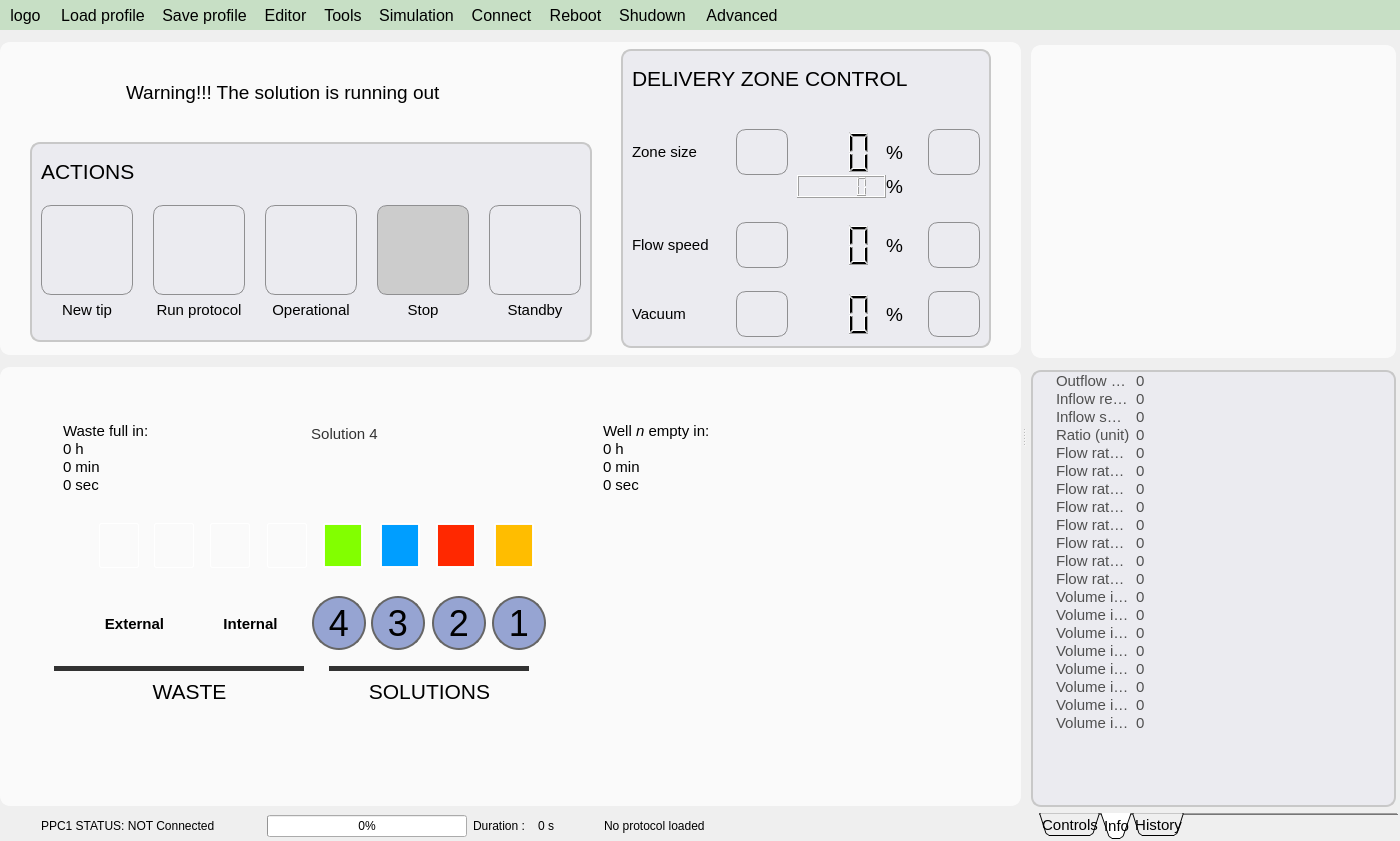
bellonemauro/Labonatip2.0, file apps/Lab-on-a-tip/Lab-on-a-tip.ui: the form before one commit.
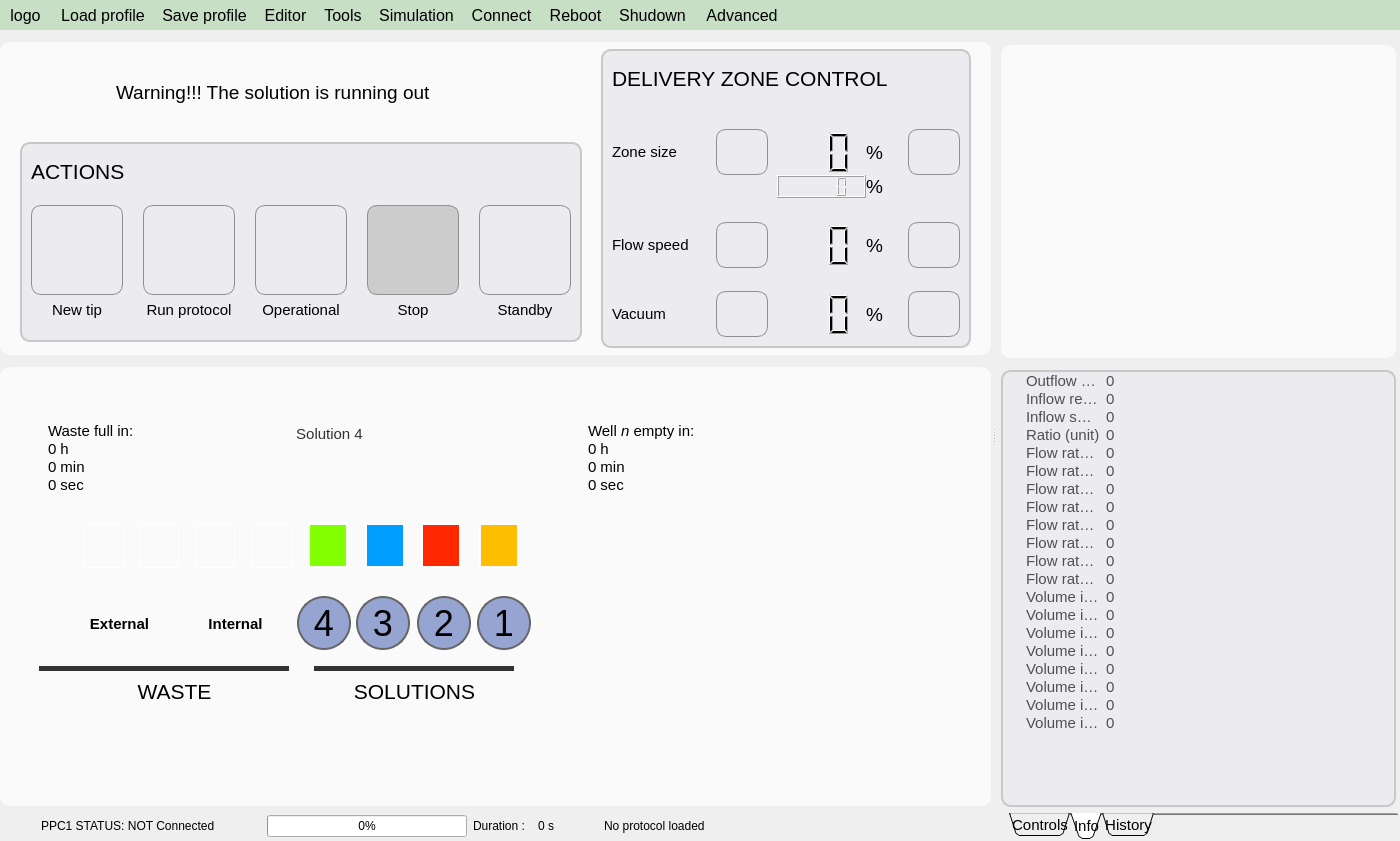
The form after the commit. The open tabs and pages were chosen to show the change. Icons and pictures are not drawn.

```diff
--- a/apps/Lab-on-a-tip/Lab-on-a-tip.ui
+++ b/apps/Lab-on-a-tip/Lab-on-a-tip.ui
@@ -139,7 +139,7 @@
         <rect>
          <x>0</x>
          <y>0</y>
-         <width>1022</width>
+         <width>992</width>
          <height>737</height>
         </rect>
        </property>
@@ -181,7 +181,7 @@
             <rect>
              <x>0</x>
              <y>0</y>
-             <width>1022</width>
+             <width>992</width>
              <height>689</height>
             </rect>
            </property>
@@ -3098,7 +3098,7 @@
    </property>
    <property name="minimumSize">
     <size>
-     <width>373</width>
+     <width>403</width>
      <height>609</height>
     </size>
    </property>
@@ -3224,6 +3224,42 @@
 
 QTabBar::tab:!selected {
     margin-bottom: 2px; /* make non-selected tabs look smaller */
+}
+
+QCheckBox {
+    background-color: transparent;
+    color: black;
+}
+
+
+QCheckBox::indicator {
+    width: 13px;
+    height: 13px;
+    margin-left:5px;
+    margin-top:3px;
+    margin-bottom:3px;
+    border: 1px solid darkgrey;
+}
+
+QCheckBox::indicator::checked:hover  {
+     background-color: #F0FFF0;
+ }
+
+QCheckBox::indicator::unchecked:hover  {
+     background-color: #F0FFF0;
+ }
+
+QCheckBox::indicator:checked {
+    background-color: #FAFAFA;
+    border: 1px solid black;
+    image: url(./icons/radioOn.png);
+    width: 13px;
+    height: 13px;
+}
+
+QCheckBox::indicator:unchecked {
+    background-color: #FAFAFA;
+    border: 1px solid darkgrey;
 }</string>
        </property>
        <property name="tabPosition">
@@ -5468,7 +5504,29 @@
      border-radius: 10px; 
     color: rgb(80, 80, 80);
     background-color: rgb(235, 235, 240);
- } </string>
+ } 
+
+
+QTreeView::item {
+    border-top-color: transparent;
+    border-bottom-color: transparent;
+}
+
+QTreeView::item:hover {
+    background: qlineargradient(x1: 0, y1: 0, x2: 0, y2: 1, stop: 0 #f6f7fa, stop: 1 #F0FFF0);
+}
+
+QTreeView::item:selected {
+	color: rgb(20, 20, 20);
+}
+
+QTreeView::item:selected:active{
+    background: qlineargradient(x1: 0, y1: 0, x2: 0, y2: 1, stop: 0 #F0FFF0, stop: 1 #F0FFF0);
+}
+
+QTreeView::item:selected:!active {
+       background: qlineargradient(x1: 0, y1: 0, x2: 0, y2: 1, stop: 0 #EEEEEE, stop: 1 #EEEEEE);
+}</string>
            </property>
            <property name="uniformRowHeights">
             <bool>false</bool>
```
Left out of the diff: 6 changed lines with no effect on the pictures.
